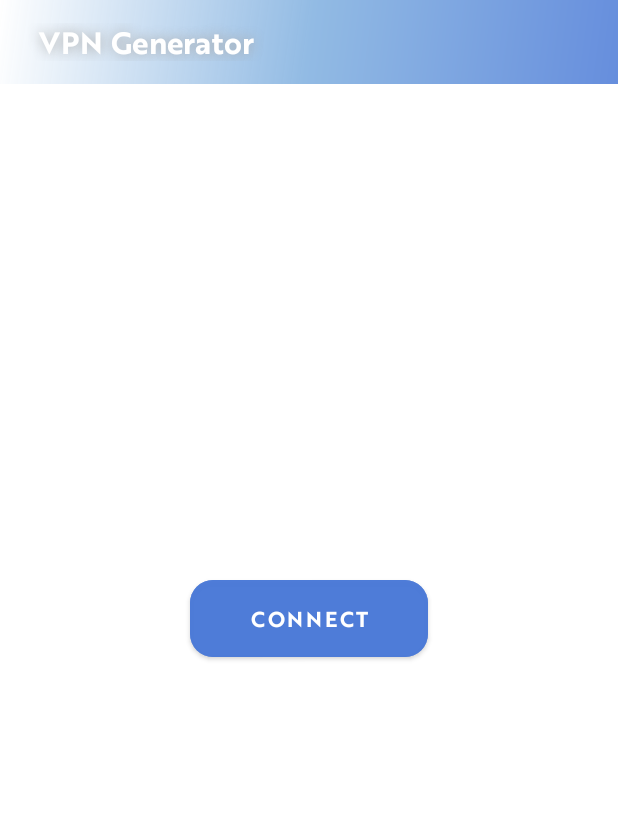
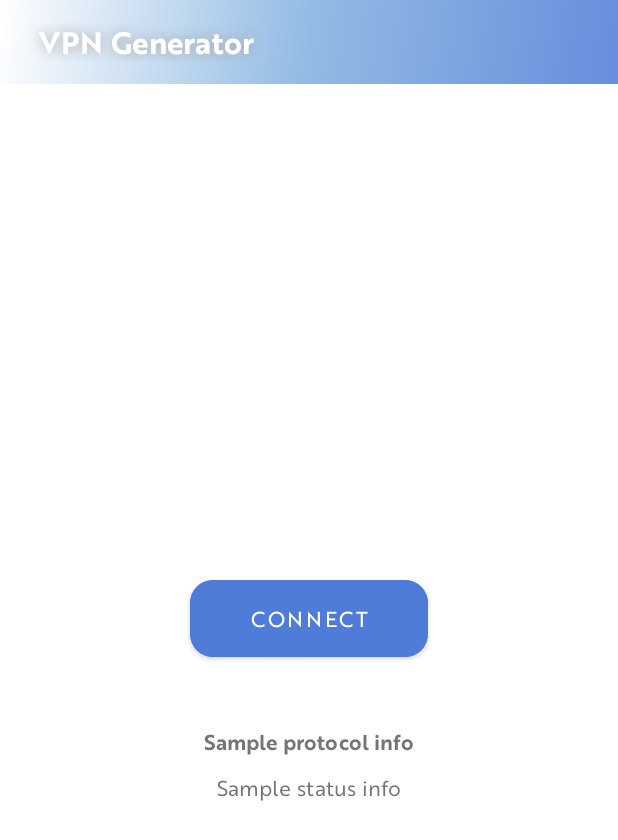
Before and after one commit to Anton2319/DemHack8, an Android app: the layout activity_main.xml on its own in the app's theme, with its tools: preview values and no code run, on a phone screen of 412 x 824 dp. Shown: the top 840 px of the screen. Run offline under Robolectric (Android 15) with nearby library versions, the phone set to English and light mode, and no system bars.

Commit message:
UI transitions and status updates

```diff
--- a/app/src/main/java/ru/anton2319/demhack8/MainActivity.java
+++ b/app/src/main/java/ru/anton2319/demhack8/MainActivity.java
@@ -4,6 +4,7 @@ import android.os.Bundle;
 import android.view.Menu;
 import android.view.View;
 import android.widget.Button;
+import android.widget.TextView;
 
 import androidx.appcompat.app.AppCompatActivity;
 import androidx.lifecycle.Observer;
@@ -14,12 +15,16 @@ public class MainActivity extends AppCompatActivity {
 
     protected ActivityMainBinding binding;
     Button connectButton;
+    TextView protocolInfo;
+    TextView statusInfo;
     MainActivityViewModel mainActivityViewModel;
 
     @Override
     protected void onCreate(Bundle savedInstanceState) {
         super.onCreate(savedInstanceState);
         connectButton = findViewById(R.id.connect_button);
+        protocolInfo = findViewById(R.id.protocol_info);
+        statusInfo = findViewById(R.id.status_info);
         binding = ActivityMainBinding.inflate(getLayoutInflater());
         setContentView(binding.getRoot());
         mainActivityViewModel = new MainActivityViewModel(this);
--- a/app/src/main/res/layout/activity_main.xml
+++ b/app/src/main/res/layout/activity_main.xml
@@ -5,6 +5,7 @@
     android:id="@+id/main"
     android:layout_width="match_parent"
     android:layout_height="match_parent"
+    android:animateLayoutChanges="true"
     tools:context=".MainActivity">
 
 
@@ -48,9 +49,34 @@
         android:text="connect"
         android:textSize="14sp"
         app:cornerRadius="15dp"
-        app:fontFamily="@font/brother1816_bold"
+        app:fontFamily="@font/brother1816_regular"
         app:layout_constraintBottom_toBottomOf="parent"
         app:layout_constraintEnd_toEndOf="parent"
         app:layout_constraintStart_toStartOf="parent"
         app:layout_constraintTop_toTopOf="parent" />
+
+    <TextView
+        android:id="@+id/protocol_info"
+        android:layout_width="wrap_content"
+        android:layout_height="wrap_content"
+        android:text="Sample protocol info"
+        app:fontFamily="@font/brother1816_bold"
+        android:textSize="14sp"
+        android:layout_marginTop="40dp"
+        app:layout_constraintEnd_toEndOf="parent"
+        app:layout_constraintStart_toStartOf="parent"
+        app:layout_constraintTop_toBottomOf="@+id/connect_button" />
+
+    <TextView
+        android:id="@+id/status_info"
+        android:layout_width="wrap_content"
+        android:layout_height="wrap_content"
+        android:text="Sample status info"
+        app:fontFamily="@font/brother1816_regular"
+        android:textSize="14sp"
+        android:layout_marginTop="10dp"
+        app:layout_constraintEnd_toEndOf="parent"
+        app:layout_constraintStart_toStartOf="parent"
+        app:layout_constraintTop_toBottomOf="@+id/protocol_info" />
+
 </androidx.constraintlayout.widget.ConstraintLayout>
```
Also changed, not shown: app/src/main/java/ru/anton2319/demhack8/MainActivityViewModel.java (+62 -10 lines).
